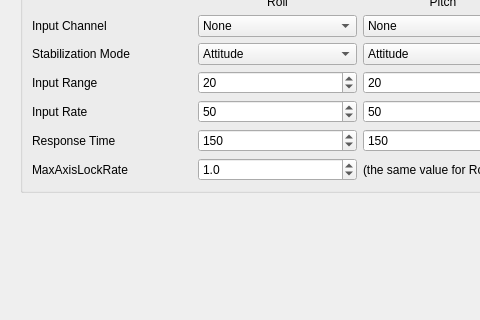
Before: the Qt Designer form ground/openpilotgcs/src/plugins/config/camerastabilization.ui in openpilot/OpenPilot, drawn with Qt 5; both pictures show x 0 to 480 and y 247 to 567 of the 720 by 567 pixel window.
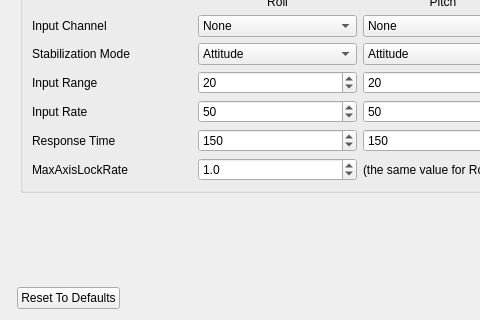
After: the same form once the commit is applied. Icons and pictures are not drawn.

Commit message:
CameraStab: add "Reset To Defaults" button
This loads the default settings (except output channels) to the GUI page
but does not apply them automatically. User can apply/save them or
reload current values from the board using UAVObjBrowser.

```diff
--- a/ground/openpilotgcs/src/plugins/config/camerastabilization.ui
+++ b/ground/openpilotgcs/src/plugins/config/camerastabilization.ui
@@ -502,6 +502,13 @@
          </property>
         </widget>
        </item>
+       <item>
+        <widget class="QPushButton" name="camerastabilizationResetToDefaults">
+         <property name="text">
+          <string>Reset To Defaults</string>
+         </property>
+        </widget>
+       </item>
        <item>
         <spacer name="horizontalSpacer">
          <property name="orientation">
```
Left out of the diff: 1 changed line with no effect on the pictures. The commit also changes 2 other files.
